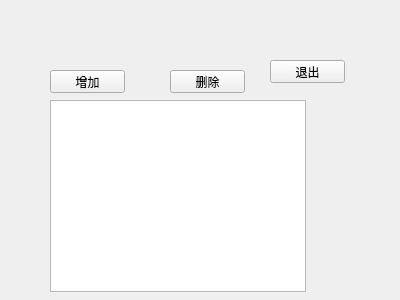
Before: the Qt Designer form src/server/ui/guestwindow.ui in iYiYaHa/Air-Conditioner, drawn with Qt 5.
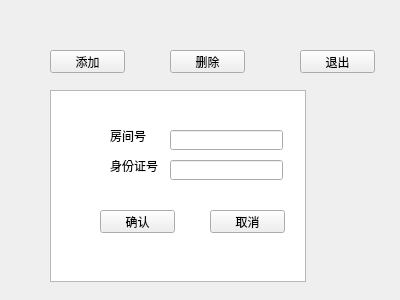
After: the same form once the commit is applied.

Commit message: Finish guest-view Qt part.

```diff
--- a/src/server/ui/guestwindow.ui
+++ b/src/server/ui/guestwindow.ui
@@ -17,20 +17,20 @@
    <property name="geometry">
     <rect>
      <x>50</x>
-     <y>70</y>
+     <y>50</y>
      <width>75</width>
      <height>23</height>
     </rect>
    </property>
    <property name="text">
-    <string>增加</string>
+    <string>添加</string>
    </property>
   </widget>
   <widget class="QPushButton" name="DelBtn">
    <property name="geometry">
     <rect>
      <x>170</x>
-     <y>70</y>
+     <y>50</y>
      <width>75</width>
      <height>23</height>
     </rect>
@@ -43,23 +43,104 @@
    <property name="geometry">
     <rect>
      <x>50</x>
-     <y>100</y>
+     <y>90</y>
      <width>256</width>
      <height>192</height>
     </rect>
    </property>
+   <property name="alternatingRowColors">
+    <bool>false</bool>
+   </property>
   </widget>
   <widget class="QPushButton" name="QuitBtn">
    <property name="geometry">
     <rect>
-     <x>270</x>
-     <y>60</y>
+     <x>300</x>
+     <y>50</y>
      <width>75</width>
      <height>23</height>
     </rect>
    </property>
+   <property name="autoFillBackground">
+    <bool>false</bool>
+   </property>
    <property name="text">
     <string>退出</string>
+   </property>
+   <property name="checkable">
+    <bool>false</bool>
+   </property>
+  </widget>
+  <widget class="QLabel" name="RoomIDLabel">
+   <property name="geometry">
+    <rect>
+     <x>110</x>
+     <y>130</y>
+     <width>54</width>
+     <height>12</height>
+    </rect>
+   </property>
+   <property name="text">
+    <string>房间号</string>
+   </property>
+  </widget>
+  <widget class="QLabel" name="GuestIDLabel">
+   <property name="geometry">
+    <rect>
+     <x>110</x>
+     <y>160</y>
+     <width>54</width>
+     <height>12</height>
+    </rect>
+   </property>
+   <property name="text">
+    <string>身份证号</string>
+   </property>
+  </widget>
+  <widget class="QLineEdit" name="RoomID">
+   <property name="geometry">
+    <rect>
+     <x>170</x>
+     <y>130</y>
+     <width>113</width>
+     <height>20</height>
+    </rect>
+   </property>
+  </widget>
+  <widget class="QLineEdit" name="GuestID">
+   <property name="geometry">
+    <rect>
+     <x>170</x>
+     <y>160</y>
+     <width>113</width>
+     <height>20</height>
+    </rect>
+   </property>
+  </widget>
+  <widget class="QPushButton" name="ConfirmBtn">
+   <property name="geometry">
+    <rect>
+     <x>100</x>
+     <y>210</y>
+     <width>75</width>
+     <height>23</height>
+    </rect>
+   </property>
+   <property name="text">
+    <string>确认</string>
+   </property>
+  </widget>
+  <widget class="QPushButton" name="CancelBtn">
+   <property name="geometry">
+    <rect>
+     <x>210</x>
+     <y>210</y>
+     <width>75</width>
+     <height>23</height>
+    </rect>
+   </property>
+   <property name="text">
+    <string>取消</string>
    </property>
   </widget>
  </widget>
```
Left out of the diff: 2 changed lines with no effect on the pictures. The commit also changes 10 other files.
